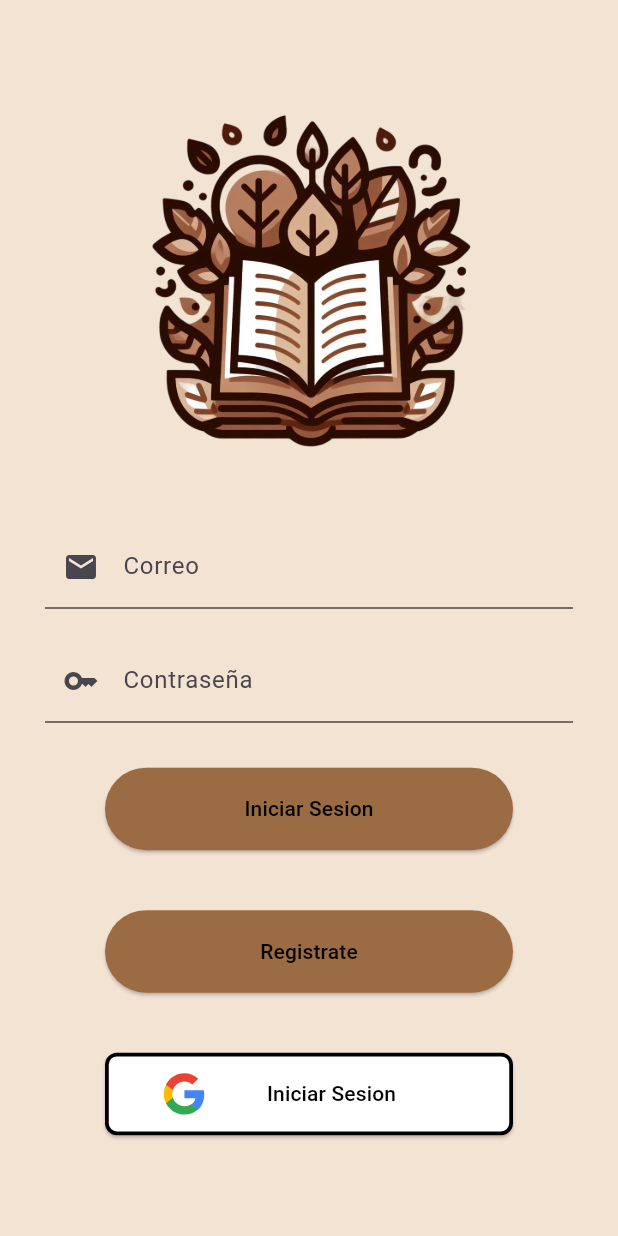
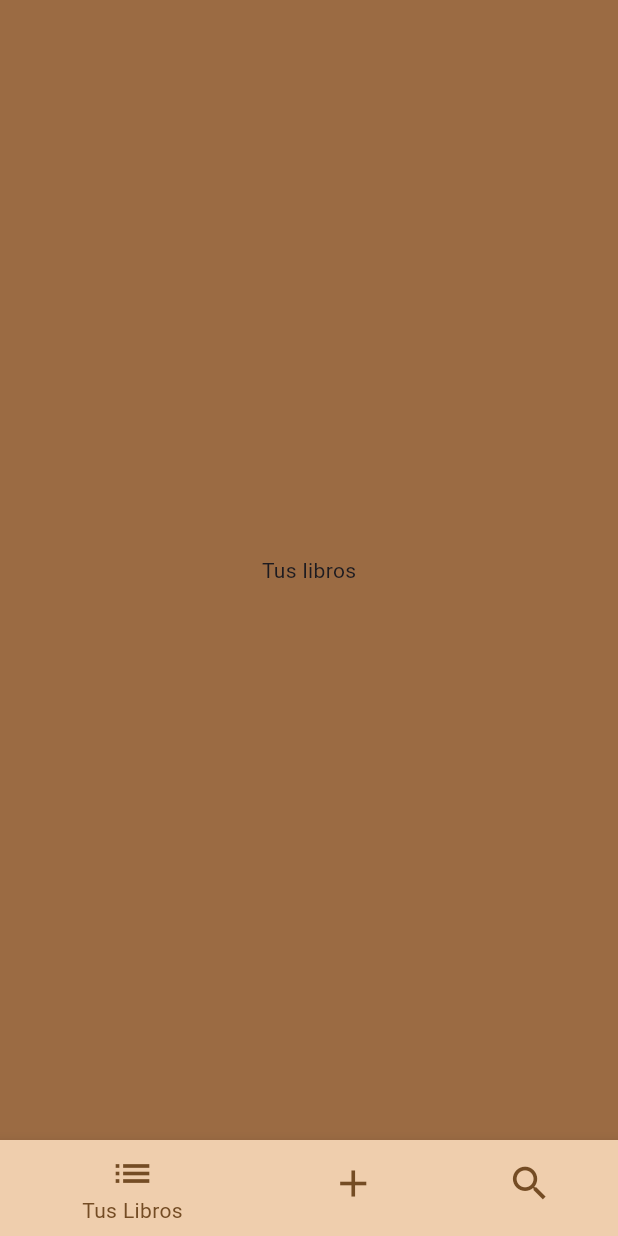
Before and after one commit to JulenR14/ProyectoMisLibros, a Flutter app: the screen it shows after launch, after a tap on "Iniciar Sesion", on a phone screen of 412 x 824 dp. Run offline on Flutter 3.47's test engine with Material 3 defaults, Android fonts, the phone set to English and light mode, and no system bars; our stand-ins replace flutter_svg; Roboto replaces fonts that are missing (KaiseiDecol).

Commit message:
He agregado fuentes, y implementado funcionalidades de la pantalla de home, navegando tambien entre las distintas listas.

```diff
--- a/mis_libros/lib/main.dart
+++ b/mis_libros/lib/main.dart
@@ -15,6 +15,7 @@ class MyApp extends StatelessWidget {
       debugShowCheckedModeBanner: false,
       title: 'Flutter Demo',
       theme: ThemeData(
+        fontFamily: 'KaiseiDecol',
         colorScheme: ColorScheme.fromSeed(seedColor: Colors.deepPurple),
         useMaterial3: true,
       ),
--- /dev/null
+++ b/mis_libros/lib/screens/home.dart
@@ -0,0 +1,85 @@
+import 'package:flutter/cupertino.dart';
+import 'package:flutter/material.dart';
+import 'package:mis_libros/colors/colors.dart';
+import 'package:mis_libros/screens/views/agregar_libro.dart';
+import 'package:mis_libros/screens/views/buscar_libros.dart';
+import 'package:mis_libros/screens/views/tus_libros.dart';
+
+class HomeScreen extends StatefulWidget {
+  const HomeScreen({super.key});
+
+  @override
+  State<HomeScreen> createState() => _HomeScreen();
+}
+
+class _HomeScreen extends State<HomeScreen> {
+  int indexSeleccionado = 0;
+
+  @override
+  Widget build(BuildContext context) {
+    //Lista de pantallas que se van a mostrar segun la seleccion del usuario en la appBar
+    final screens = [
+      const TusLibros(),
+      const AgregaLibro(),
+      const BuscarLibros(),
+    ];
+
+    // Scaffold es un widget que implementa el diseño visual básico de la mayoría de las aplicaciones de Material Design.
+    return Scaffold(
+      backgroundColor: MisColores.marronOscuro4,
+      //IndexedStack nos va a permitit mostrar la pantalla que corresponda segun el indice de la appBar
+      //y mantener el estado de las pantallas que no se estan mostrando
+      body: IndexedStack(
+        index: indexSeleccionado,
+        children: screens,
+      ),
+      //BottomNavigationBar es un widget que implementa la barra de navegación en la parte inferior de la pantalla
+      bottomNavigationBar: BottomNavigationBar(
+        //BottomNavigationBarType es un enum que nos permite cambiar el tipo de la barra de navegación
+        //shifting es un tipo de barra de navegación que cambia de color segun la selección
+        type: BottomNavigationBarType.shifting,
+        //cambia el color de el icono seleccionado segun en que pantalla estemos
+        selectedItemColor: colorIcono(),
+        currentIndex: indexSeleccionado,
+        //onTap es una función que se ejecuta cuando se selecciona un item de la barra de navegación
+        //modificamos el indice seleccionado segun la seleccion del usuario
+        onTap: (seleccion) => setState(() => indexSeleccionado = seleccion),
+        elevation: 8,
+        //items seran los items que se mostraran en la barra de navegación
+        //segun en que pantalla este el usuario cambiara el color de los iconos
+        items: <BottomNavigationBarItem>[
+          //se crea el item para acceder a los libros leidos del usuario
+          BottomNavigationBarItem(
+              icon: Icon(Icons.list, color: colorIcono(), size: 30),
+              label: 'Tus Libros',
+              backgroundColor: MisColores.marronOscuro2),
+          //se crea el item para agregar un libro a la lista de libros leidos
+          BottomNavigationBarItem(
+            icon: Icon(Icons.add, color: colorIcono(), size: 30),
+            label: 'Agregar',
+            backgroundColor: MisColores.marronOscuro3,
+          ),
+          //se crea el item para buscar un nuevo libro en la base de datos
+          BottomNavigationBarItem(
+            icon: Icon(Icons.search, color: colorIcono(), size: 30),
+            label: 'Buscar Libro',
+            backgroundColor: MisColores.marronOscuro5,
+          ),
+        ],
+      ),
+    );
+  }
+
+  Color colorIcono() {
+    switch (indexSeleccionado) {
+      case 0:
+        return MisColores.marronOscuro6;
+      case 1:
+        return MisColores.negro;
+      case 2:
+        return MisColores.marronOscuro1;
+      default:
+        return MisColores.negro;
+    }
+  }
+}
--- a/mis_libros/lib/screens/pop_registrer.dart
+++ b/mis_libros/lib/screens/pop_registrer.dart
@@ -1,5 +1,6 @@
 import 'package:flutter/material.dart';
 import 'package:mis_libros/colors/colors.dart';
+import 'package:mis_libros/screens/home.dart';
 
 class PopRegistrer {
   static void showRegisterDialog(BuildContext context) {
@@ -77,7 +78,11 @@ class PopRegistrer {
                     ),
                     onPressed: () {
                       //aqui se navegara a la pantalla de registro
-                      Navigator.pop(context);
+                      //Navigator.pop(context);
+                      Navigator.push(
+                          context,
+                          MaterialPageRoute(
+                              builder: (context) => const HomeScreen()));
                     },
                   ),
                 ],
--- a/mis_libros/lib/screens/start_screen.dart
+++ b/mis_libros/lib/screens/start_screen.dart
@@ -2,6 +2,7 @@ import 'package:flutter/cupertino.dart';
 import 'package:flutter/material.dart';
 import 'package:flutter_svg/svg.dart';
 import 'package:mis_libros/colors/colors.dart';
+import 'package:mis_libros/screens/home.dart';
 import 'package:mis_libros/screens/pop_registrer.dart';
 
 class StartScreen extends StatefulWidget {
@@ -25,7 +26,8 @@ class _StartScreen extends State<StartScreen> {
           //SizedBox es un widget que impone un tamaño fijo a su hijo.
           child: SizedBox(
               //MediaQuery.of(context).size.height y MediaQuery.of(context).size.width nos dan la altura y anchura de la pantalla
-              height: MediaQuery.of(context).size.height,
+              height: MediaQuery.of(context).size.height -
+                  MediaQuery.of(context).padding.top,
               width: MediaQuery.of(context).size.width,
               //Column es un widget que organiza a sus hijos en una columna vertical.
               child: Column(
@@ -88,6 +90,10 @@ class _StartScreen extends State<StartScreen> {
                           //si no existe el usuario lo llevara a la pantalla de registro
                           onPressed: () {
                             //aqui se llamara al metodo que implementara el inicio de sesion
+                            Navigator.push(
+                                context,
+                                MaterialPageRoute(
+                                    builder: (context) => const HomeScreen()));
                           },
                         ),
                       )),
@@ -162,7 +168,13 @@ class _StartScreen extends State<StartScreen> {
                               ),
                             ],
                           ),
-                          onPressed: () {},
+                          onPressed: () {
+                            //aqui se llamara al metodo que implementara el inicio de sesion con google
+                            Navigator.push(
+                                context,
+                                MaterialPageRoute(
+                                    builder: (context) => const HomeScreen()));
+                          },
                         ),
                       ))
                 ],
--- /dev/null
+++ b/mis_libros/lib/screens/views/agregar_libro.dart
@@ -0,0 +1,21 @@
+import 'package:flutter/material.dart';
+import 'package:mis_libros/colors/colors.dart';
+
+class AgregaLibro extends StatefulWidget {
+  const AgregaLibro({super.key});
+
+  @override
+  State<AgregaLibro> createState() => _AgregaLibro();
+}
+
+class _AgregaLibro extends State<AgregaLibro> {
+  @override
+  Widget build(BuildContext context) {
+    return const Scaffold(
+      backgroundColor: MisColores.marronOscuro1,
+      body: Center(
+        child: Text('Agrega un Libro'),
+      ),
+    );
+  }
+}
--- /dev/null
+++ b/mis_libros/lib/screens/views/buscar_libros.dart
@@ -0,0 +1,21 @@
+import 'package:flutter/material.dart';
+import 'package:mis_libros/colors/colors.dart';
+
+class BuscarLibros extends StatefulWidget {
+  const BuscarLibros({super.key});
+
+  @override
+  State<BuscarLibros> createState() => _BuscarLibros();
+}
+
+class _BuscarLibros extends State<BuscarLibros> {
+  @override
+  Widget build(BuildContext context) {
+    return const Scaffold(
+      backgroundColor: MisColores.marronOscuro1,
+      body: Center(
+        child: Text('Busca un nuevo libro'),
+      ),
+    );
+  }
+}
--- /dev/null
+++ b/mis_libros/lib/screens/views/tus_libros.dart
@@ -0,0 +1,21 @@
+import 'package:flutter/material.dart';
+import 'package:mis_libros/colors/colors.dart';
+
+class TusLibros extends StatefulWidget {
+  const TusLibros({super.key});
+
+  @override
+  State<TusLibros> createState() => _TusLibros();
+}
+
+class _TusLibros extends State<TusLibros> {
+  @override
+  Widget build(BuildContext context) {
+    return const Scaffold(
+      backgroundColor: MisColores.marronOscuro4,
+      body: Center(
+        child: Text('Tus libros'),
+      ),
+    );
+  }
+}
```
Also changed, not shown: mis_libros/pubspec.yaml (+20 -4 lines), mis_libros/assets/fonts/InriaSerif-Bold.ttf (added), mis_libros/assets/fonts/InriaSerif-BoldItalic.ttf (added), mis_libros/assets/fonts/InriaSerif-Italic.ttf (added), mis_libros/assets/fonts/InriaSerif-Light.ttf (added), mis_libros/assets/fonts/InriaSerif-LightItalic.ttf (added), mis_libros/assets/fonts/InriaSerif-Regular.ttf (added), 5 other files.
